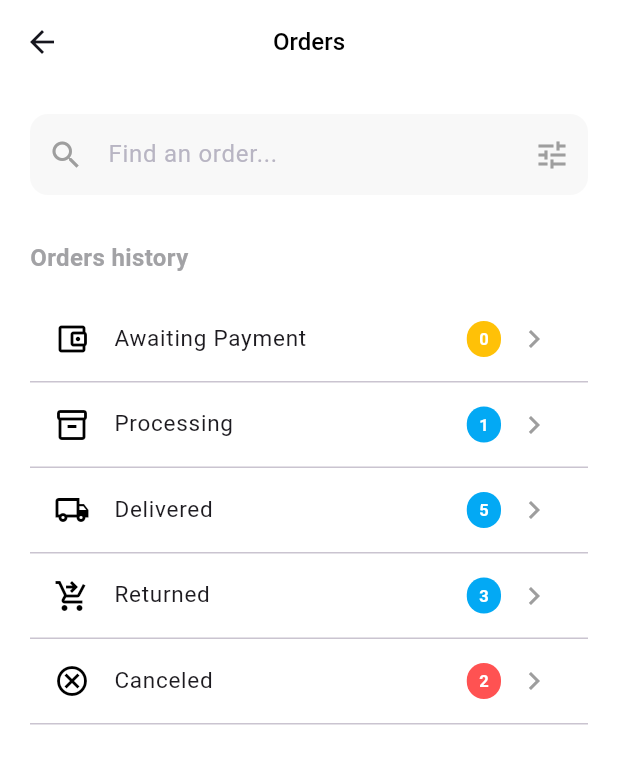
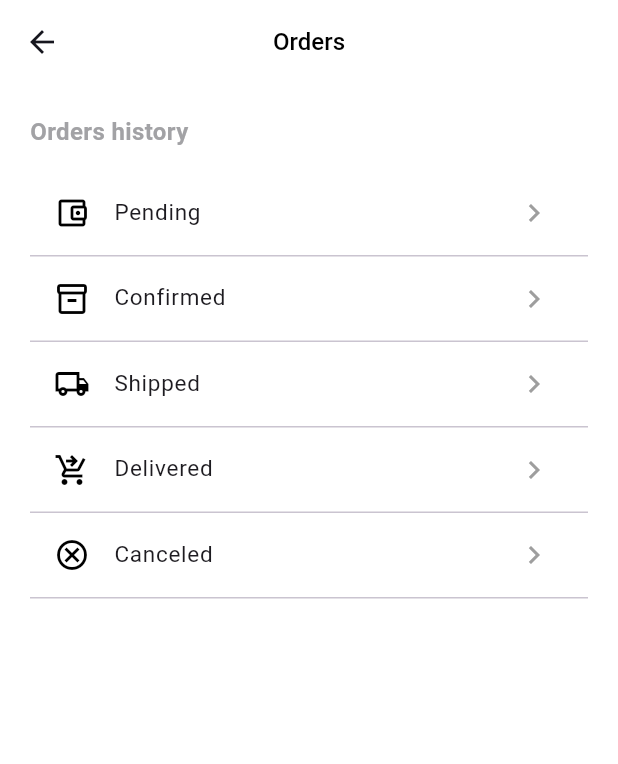
Before and after one commit to minhthang12/Flutter, a Flutter app: the ProfileScreen screen opened by its route, after a tap on "Orders", on a phone screen of 412 x 824 dp. Shown: the top 764 px of the screen. Run offline on Flutter 3.47's test engine with Material 3 defaults, Android fonts, the phone set to English and light mode, and no system bars; our stand-ins replace cached_network_image, flutter_rating_bar, flutter_svg, form_field_validator, shared_preferences; accounts and stored records are empty; Roboto replaces fonts that are missing (Plus Jakarta).

Commit message:
update order and user_info

```diff
--- /dev/null
+++ b/lib/models/customer.dart
@@ -0,0 +1,83 @@
+class Authority {
+  final String authority;
+
+  Authority({required this.authority});
+
+  factory Authority.fromJson(Map<String, dynamic> json) {
+    return Authority(
+      authority: json['authority'],
+    );
+  }
+
+  Map<String, dynamic> toJson() {
+    return {
+      'authority': authority,
+    };
+  }
+}
+
+class Customer {
+  final int id;
+  final String phone;
+  final String name;
+  final String email;
+  final String password;
+  final String role;
+  final bool enabled;
+  final bool accountNonExpired;
+  final bool credentialsNonExpired;
+  final List<Authority> authorities;
+  final String username;
+  final bool accountNonLocked;
+
+  Customer({
+    required this.id,
+    required this.phone,
+    required this.name,
+    required this.email,
+    required this.password,
+    required this.role,
+    required this.enabled,
+    required this.accountNonExpired,
+    required this.credentialsNonExpired,
+    required this.authorities,
+    required this.username,
+    required this.accountNonLocked,
+  });
+
+  factory Customer.fromJson(Map<String, dynamic> json) {
+    return Customer(
+      id: json['id'],
+      phone: json['phone'].toString(),
+      name: json['name'],
+      email: json['email'],
+      password: json['password'],
+      role: json['role'],
+      enabled: json['enabled'],
+      accountNonExpired: json['accountNonExpired'],
+      credentialsNonExpired: json['credentialsNonExpired'],
+      authorities: (json['authorities'] as List)
+          .map((auth) => Authority.fromJson(auth))
+          .toList(),
+      username: json['username'],
+      accountNonLocked: json['accountNonLocked'],
+    );
+  }
+
+  Map<String, dynamic> toJson() {
+    return {
+      'id': id,
+      'phone': phone,
+      'name': name,
+      'email': email,
+      'password': password,
+      'role': role,
+      'enabled': enabled,
+      'accountNonExpired': accountNonExpired,
+      'credentialsNonExpired': credentialsNonExpired,
+      'authorities': authorities.map((auth) => auth.toJson()).toList(),
+      'username': username,
+      'accountNonLocked': accountNonLocked,
+    };
+  }
+}
--- /dev/null
+++ b/lib/models/order.dart
@@ -0,0 +1,33 @@
+import 'customer.dart';
+
+class Order {
+  final int id;
+  final String? status;
+  final Customer customer;
+  final int orderTotal;
+  final String paymentMethod;
+  final DateTime orderDate;
+  final String address;
+
+  Order({
+    required this.id,
+    required this.status,
+    required this.customer,
+    required this.orderTotal,
+    required this.paymentMethod,
+    required this.orderDate,
+    required this.address,
+  });
+
+  factory Order.fromJson(Map<String, dynamic> json) {
+    return Order(
+      id: json['id'],
+      status: json['status'],
+      customer: Customer.fromJson(json['customer']),
+      orderTotal: json['order_total'],
+      paymentMethod: json['payment_Method'],
+      orderDate: DateTime.parse(json['order_date']),
+      address: json['address'],
+    );
+  }
+}
--- a/lib/screens/order/views/orders_screen.dart
+++ b/lib/screens/order/views/orders_screen.dart
@@ -1,7 +1,32 @@
 import 'package:flutter/material.dart';
+import 'package:shop/models/order.dart';
+import 'package:shop/services/api_service.dart';
 
-class OrdersScreen extends StatelessWidget {
+class OrdersScreen extends StatefulWidget {
   const OrdersScreen({super.key});
+
+  @override
+  State<OrdersScreen> createState() => _OrdersScreenState();
+}
+
+class _OrdersScreenState extends State<OrdersScreen> {
+  List<Order> order = [];
+  @override
+  void initState() {
+    super.initState();
+    loadOrder();
+  }
+
+  void loadOrder() async {
+    final result = await ApiService.getUserOrder();
+    setState(() {
+      order = result;
+    });
+  }
+
+  List<Order> getFilteredOrders(String status) {
+    return order.where((o) => o.status == status).toList();
+  }
 
   @override
   Widget build(BuildContext context) {
@@ -21,53 +46,54 @@ class OrdersScreen extends StatelessWidget {
           crossAxisAlignment: CrossAxisAlignment.start,
           children: [
             // Search Box
-            TextField(
-              decoration: InputDecoration(
-                prefixIcon: const Icon(Icons.search, color: Colors.grey),
-                suffixIcon: const Icon(Icons.tune, color: Colors.grey),
-                hintText: 'Find an order...',
-                filled: true,
-                fillColor: const Color(0xFFF8F8F8),
-                contentPadding: const EdgeInsets.symmetric(vertical: 15),
-                border: OutlineInputBorder(
-                  borderRadius: BorderRadius.circular(15),
-                  borderSide: BorderSide.none,
-                ),
-              ),
-            ),
-            const SizedBox(height: 30),
+            // TextField(
+            //   decoration: InputDecoration(
+            //     prefixIcon: const Icon(Icons.search, color: Colors.grey),
+            //     suffixIcon: const Icon(Icons.tune, color: Colors.grey),
+            //     hintText: 'Find an order...',
+            //     filled: true,
+            //     fillColor: const Color(0xFFF8F8F8),
+            //     contentPadding: const EdgeInsets.symmetric(vertical: 15),
+            //     border: OutlineInputBorder(
+            //       borderRadius: BorderRadius.circular(15),
+            //       borderSide: BorderSide.none,
+            //     ),
+            //   ),
+            // ),
+            // const SizedBox(height: 30),
 
-            const Text("Orders history", style: TextStyle(fontSize: 16, fontWeight: FontWeight.w600)),
+            const Text("Orders history",
+                style: TextStyle(fontSize: 16, fontWeight: FontWeight.w600)),
             const SizedBox(height: 15),
 
             OrderItem(
               icon: Icons.account_balance_wallet_outlined,
-              label: 'Awaiting Payment',
-              count: 0,
+              label: 'Pending',
+              count: getFilteredOrders("PENDING").length,
               color: Colors.amber,
             ),
             OrderItem(
               icon: Icons.inventory_2_outlined,
-              label: 'Processing',
-              count: 1,
+              label: 'Confirmed',
+              count: getFilteredOrders("CONFIRMED").length,
               color: Colors.lightBlue,
             ),
             OrderItem(
               icon: Icons.local_shipping_outlined,
-              label: 'Delivered',
-              count: 5,
+              label: 'Shipped',
+              count: getFilteredOrders("SHIPPED").length,
               color: Colors.lightBlue,
             ),
             OrderItem(
               icon: Icons.shopping_cart_checkout_outlined,
-              label: 'Returned',
-              count: 3,
+              label: 'Delivered',
+              count: getFilteredOrders("DELIVERED").length,
               color: Colors.lightBlue,
             ),
             OrderItem(
               icon: Icons.cancel_outlined,
               label: 'Canceled',
-              count: 2,
+              count: getFilteredOrders("CANCELLED").length,
               color: Colors.redAccent,
             ),
           ],
@@ -103,14 +129,16 @@ class OrderItem extends StatelessWidget {
             children: [
               if (count > 0 || label == 'Awaiting Payment')
                 Container(
-                  padding: const EdgeInsets.symmetric(horizontal: 8, vertical: 4),
+                  padding:
+                      const EdgeInsets.symmetric(horizontal: 8, vertical: 4),
                   decoration: BoxDecoration(
                     color: color,
                     borderRadius: BorderRadius.circular(20),
                   ),
                   child: Text(
                     count.toString(),
-                    style: const TextStyle(color: Colors.white, fontWeight: FontWeight.bold),
+                    style: const TextStyle(
+                        color: Colors.white, fontWeight: FontWeight.bold),
                   ),
                 ),
               const SizedBox(width: 10),
--- a/lib/screens/profile/views/components/profile_card.dart
+++ b/lib/screens/profile/views/components/profile_card.dart
@@ -9,7 +9,6 @@ class ProfileCard extends StatelessWidget {
     super.key,
     required this.name,
     required this.email,
-    required this.imageSrc,
     this.proLableText = "Pro",
     this.isPro = false,
     this.press,
@@ -17,7 +16,7 @@ class ProfileCard extends StatelessWidget {
     this.isShowArrow = true,
   });
 
-  final String name, email, imageSrc;
+  final String name, email;
   final String proLableText;
   final bool isPro, isShowHi, isShowArrow;
   final VoidCallback? press;
@@ -26,13 +25,13 @@ class ProfileCard extends StatelessWidget {
   Widget build(BuildContext context) {
     return ListTile(
       onTap: press,
-      leading: CircleAvatar(
-        radius: 28,
-        child: NetworkImageWithLoader(
-          imageSrc,
-          radius: 100,
-        ),
-      ),
+      // leading: CircleAvatar(
+      //   radius: 28,
+      //   child: NetworkImageWithLoader(
+      //     imageSrc?,
+      //     radius: 100,
+      //   ),
+      // ),
       title: Row(
         children: [
           Text(
--- a/lib/screens/profile/views/profile_screen.dart
+++ b/lib/screens/profile/views/profile_screen.dart
@@ -3,14 +3,39 @@ import 'package:flutter_svg/svg.dart';
 import 'package:shop/components/list_tile/divider_list_tile.dart';
 import 'package:shop/components/network_image_with_loader.dart';
 import 'package:shop/constants.dart';
+import 'package:shop/models/customer.dart';
 import 'package:shop/route/screen_export.dart';
+import 'package:shop/services/api_service.dart';
 import 'package:shop/tokenStorage/token_storage.dart';
 
 import 'components/profile_card.dart';
 import 'components/profile_menu_item_list_tile.dart';
 
-class ProfileScreen extends StatelessWidget {
+class ProfileScreen extends StatefulWidget {
   const ProfileScreen({super.key});
+
+  @override
+  State<ProfileScreen> createState() => _ProfileScreenState();
+}
+
+class _ProfileScreenState extends State<ProfileScreen> {
+  Customer? customer;
+  @override
+  void initState() {
+    super.initState();
+    loadCustomer();
+  }
+
+  void loadCustomer() async {
+    final result = await ApiService.getCustomer();
+      print('Customer loaded: ${result}');
+
+    setState(() {
+      customer = result;
+    });
+      print(customer);
+
+  }
 
   @override
   Widget build(BuildContext context) {
@@ -18,9 +43,9 @@ class ProfileScreen extends StatelessWidget {
       body: ListView(
         children: [
           ProfileCard(
-            name: "Sepide",
-            email: "theflutterway@gmail.com",
-            imageSrc: "https://i.imgur.com/IXnwbLk.png",
+            name: customer == null ? "" : customer!.name,
+            email: customer == null ? "" :customer!.email,
+            // imageSrc: "https://i.imgur.com/IXnwbLk.png",
             // proLableText: "Sliver",
             // isPro: true, if the user is pro
             press: () {
@@ -47,27 +72,27 @@ class ProfileScreen extends StatelessWidget {
             svgSrc: "assets/icons/Wishlist.svg",
             press: () {},
           ),
-          ProfileMenuListTile(
-            text: "Addresses",
-            svgSrc: "assets/icons/Address.svg",
-            press: () {
-              Navigator.pushNamed(context, addressesScreenRoute);
-            },
-          ),
-          ProfileMenuListTile(
-            text: "Payment",
-            svgSrc: "assets/icons/card.svg",
-            press: () {
-              Navigator.pushNamed(context, emptyPaymentScreenRoute);
-            },
-          ),
-          ProfileMenuListTile(
-            text: "Wallet",
-            svgSrc: "assets/icons/Wallet.svg",
-            press: () {
-              Navigator.pushNamed(context, walletScreenRoute);
-            },
-          ),
+          // ProfileMenuListTile(
+          //   text: "Addresses",
+          //   svgSrc: "assets/icons/Address.svg",
+          //   press: () {
+          //     Navigator.pushNamed(context, addressesScreenRoute);
+          //   },
+          // ),
+          // ProfileMenuListTile(
+          //   text: "Payment",
+          //   svgSrc: "assets/icons/card.svg",
+          //   press: () {
+          //     Navigator.pushNamed(context, emptyPaymentScreenRoute);
+          //   },
+          // ),
+          // ProfileMenuListTile(
+          //   text: "Wallet",
+          //   svgSrc: "assets/icons/Wallet.svg",
+          //   press: () {
+          //     Navigator.pushNamed(context, walletScreenRoute);
+          //   },
+          // ),
 
           // const SizedBox(height: defaultPadding),
           // Padding(
--- a/lib/services/api_service.dart
+++ b/lib/services/api_service.dart
@@ -2,9 +2,11 @@ import 'dart:convert';
 import 'package:flutter/material.dart';
 import 'package:http/http.dart' as http;
 import 'package:shop/models/cart_response.dart';
+import 'package:shop/models/customer.dart';
 import 'package:shop/tokenStorage/token_storage.dart';
 import '../models/product.dart';
 import '../models/category.dart';
+import '../models/order.dart';
 
 class ApiService {
   static const String _baseUrl = "http://localhost:8080";
@@ -176,4 +178,65 @@ class ApiService {
     );
     return response;
   }
+
+  static Future<Customer> getCustomer() async {
+    final token = await TokenStorage.getToken();
+    final url = Uri.parse('$_baseUrl/customer/');
+
+    final response = await http.get(
+      url,
+      headers: {
+        'Content-Type': 'application/json',
+        if (token != null) 'Authorization': 'Bearer $token',
+      },
+    );
+
+    if (response.statusCode == 200) {
+      final jsonData = json.decode(response.body);
+      return Customer.fromJson(jsonData);
+    } else {
+      throw Exception('Failed to load customer: ${response.statusCode}');
+    }
+  }
+
+  static Future<List<Order>> getUserOrder() async {
+    final token = await TokenStorage.getToken();
+    final url = Uri.parse('$_baseUrl/order/user');
+
+    final response = await http.get(
+      url,
+      headers: {
+        'Content-Type': 'application/json',
+        if (token != null) 'Authorization': 'Bearer $token',
+      },
+    );
+
+    if (response.statusCode == 200) {
+      final List<dynamic> jsonData = json.decode(response.body);
+      return jsonData.map((e) => Order.fromJson(e)).toList();
+    } else {
+      throw Exception('Failed to load user orders: ${response.statusCode}');
+    }
+  }
+
+  static Future<List<Order>> getOrdersByStatus(String status) async {
+    final token = await TokenStorage.getToken();
+    final url = Uri.parse('$_baseUrl/order/user/status?status=$status');
+
+    final response = await http.get(
+      url,
+      headers: {
+        'Content-Type': 'application/json',
+        if (token != null) 'Authorization': 'Bearer $token',
+      },
+    );
+
+    if (response.statusCode == 200) {
+      final List<dynamic> jsonData = json.decode(response.body);
+      return jsonData.map((e) => Order.fromJson(e)).toList();
+    } else {
+      throw Exception(
+          'Failed to load orders by status: ${response.statusCode}');
+    }
+  }
 }
```
Also changed, not shown: lib/screens/user_info/views/user_info_screen.dart (+35 -15 lines).
